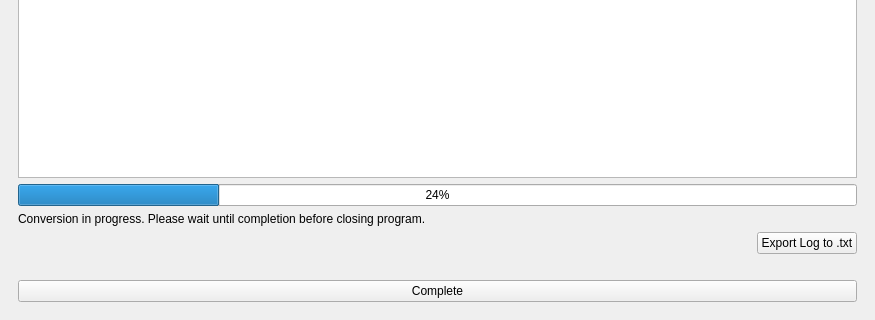
Old version of the form gui/ui/screens/main_window.ui in the repository mackenziet7/ao3-epub-to-odt; both pictures show x 0 to 875 and y 329 to 649 of the 875 by 649 pixel window.
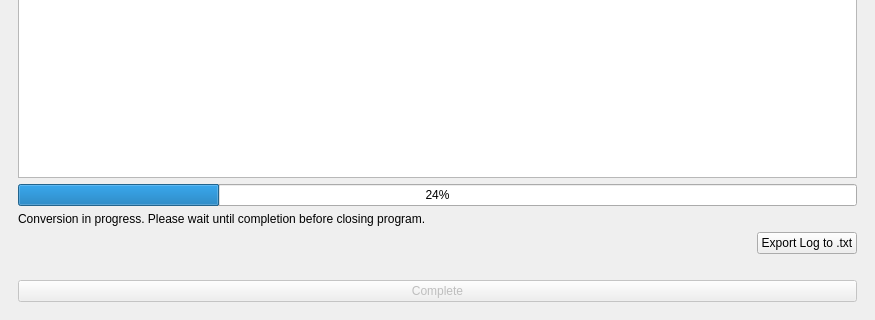
New version of the form. The open tabs and pages were chosen to show the change. Icons and pictures are not drawn.

Commit message: buttonNext_5 now working

```diff
--- a/gui/ui/screens/main_window.ui
+++ b/gui/ui/screens/main_window.ui
@@ -3998,7 +3998,7 @@
         <item>
          <widget class="QPushButton" name="buttonComplete">
           <property name="enabled">
-           <bool>true</bool>
+           <bool>false</bool>
           </property>
           <property name="text">
            <string>Complete</string>
```
Left out of the diff: 4 changed lines with no effect on the pictures. The commit also changes 2 other files.
